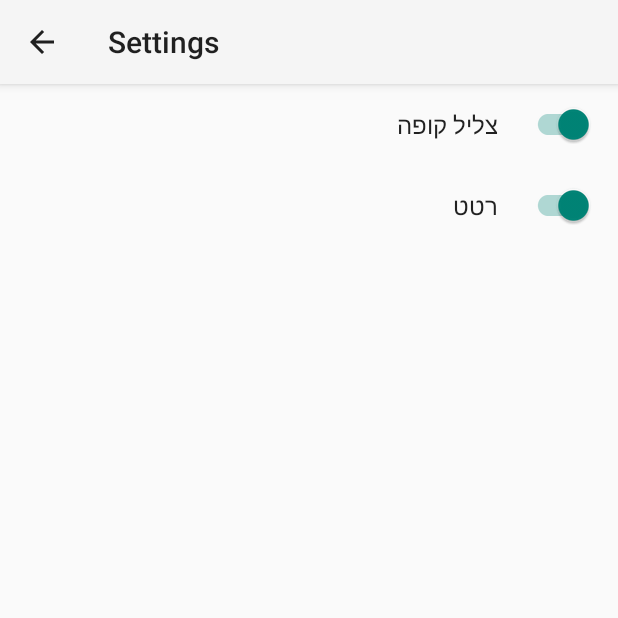
After one commit to David-Tawil/Barcode-Scanner, an Android app: the SettingsActivity screen opened directly, with no data from a screen before it, on a phone screen of 412 x 824 dp, the top half of it. The commit adds this screen. Run offline under Robolectric (Android 15) with nearby library versions, the phone set to English and light mode, and no system bars; our stand-ins replace androidx.preference.

Commit message:
add app settings

```diff
--- a/app/build.gradle
+++ b/app/build.gradle
@@ -30,11 +30,14 @@ android {
                 implementation "org.jetbrains.kotlin:kotlin-stdlib:$kotlin_version"
                // implementation 'androidx.core:core-ktx:1.3.0'
                // implementation 'androidx.appcompat:appcompat:1.1.0'
-                implementation 'com.google.android.material:material:1.1.0'
+                implementation 'com.google.android.material:material:1.2.0'
                 //androidX
                 implementation 'androidx.constraintlayout:constraintlayout:1.1.3'
+
                 implementation 'androidx.navigation:navigation-fragment-ktx:2.3.0'
                 implementation 'androidx.navigation:navigation-ui-ktx:2.3.0'
+                implementation 'androidx.preference:preference:1.1.1'
+
 
 
                 //firebase
--- a/app/src/main/java/com/example/barcodescanner/data/ItemDatabaseDao.kt
+++ b/app/src/main/java/com/example/barcodescanner/data/ItemDatabaseDao.kt
@@ -40,9 +40,9 @@ interface ItemDatabaseDao {
     fun countItems() : Int?
 
     @Query("SELECT * FROM items_table WHERE barcode1= :barcode")
-    fun getBarcode1(barcode: String): List<Item>?
+    fun getBarcode1(barcode: String): List<Item>
 
     @Query("SELECT * FROM items_table WHERE barcode2= :barcode")
-    fun getBarcode2(barcode: String): List<Item>?
+    fun getBarcode2(barcode: String): List<Item>
 
 }
--- /dev/null
+++ b/app/src/main/java/com/example/barcodescanner/settings/SettingsActivity.kt
@@ -0,0 +1,41 @@
+/*
+ * Copyright 2019 Google LLC
+ *
+ * Licensed under the Apache License, Version 2.0 (the "License");
+ * you may not use this file except in compliance with the License.
+ * You may obtain a copy of the License at
+ *
+ *     https://www.apache.org/licenses/LICENSE-2.0
+ *
+ * Unless required by applicable law or agreed to in writing, software
+ * distributed under the License is distributed on an "AS IS" BASIS,
+ * WITHOUT WARRANTIES OR CONDITIONS OF ANY KIND, either express or implied.
+ * See the License for the specific language governing permissions and
+ * limitations under the License.
+ */
+
+package com.example.barcodescanner.settings
+
+import android.os.Bundle
+import androidx.appcompat.app.AppCompatActivity
+import com.example.barcodescanner.R
+
+/** Hosts the preference fragment to configure settings.  */
+class SettingsActivity : AppCompatActivity() {
+
+    override fun onCreate(savedInstanceState: Bundle?) {
+        super.onCreate(savedInstanceState)
+
+        setContentView(R.layout.activity_settings)
+        supportActionBar?.setDisplayHomeAsUpEnabled(true)
+        supportFragmentManager
+            .beginTransaction()
+            .replace(R.id.settings_container, SettingsFragment())
+            .commit()
+    }
+
+    override fun onSupportNavigateUp(): Boolean {
+        onBackPressed()
+        return true
+    }
+}
--- /dev/null
+++ b/app/src/main/java/com/example/barcodescanner/settings/SettingsFragment.kt
@@ -0,0 +1,11 @@
+package com.example.barcodescanner.settings
+
+import android.os.Bundle
+import androidx.preference.PreferenceFragmentCompat
+import com.example.barcodescanner.R
+
+class SettingsFragment : PreferenceFragmentCompat() {
+    override fun onCreatePreferences(savedInstanceState: Bundle?, rootKey: String?) {
+        setPreferencesFromResource(R.xml.preferences, rootKey)
+    }
+}
--- a/app/src/main/java/com/example/barcodescanner/utilities/UtilTools.kt
+++ b/app/src/main/java/com/example/barcodescanner/utilities/UtilTools.kt
@@ -8,7 +8,7 @@ import android.os.VibrationEffect
 import android.os.Vibrator
 import com.google.android.gms.vision.CameraSource
 import java.lang.reflect.Field
-
+object UtilTools {
     fun vibrate(activity: Activity?) {
         @Suppress("DEPRECATION")
         when {
@@ -54,6 +54,7 @@ fun turnOffFlashLight(mCameraSource: CameraSource) {
         }
     }
 
+    @Suppress("DEPRECATION")
     private fun getCamera(cameraSource: CameraSource): Camera? {
         val declaredFields: Array<Field> = CameraSource::class.java.declaredFields
         for (field in declaredFields) {
@@ -69,3 +70,4 @@ private fun getCamera(cameraSource: CameraSource): Camera? {
         }
         return null
     }
+}
--- /dev/null
+++ b/app/src/main/res/layout/activity_settings.xml
@@ -0,0 +1,6 @@
+<?xml version="1.0" encoding="utf-8"?>
+<LinearLayout xmlns:android="http://schemas.android.com/apk/res/android"
+    android:id="@+id/settings_container"
+    android:layout_width="match_parent"
+    android:layout_height="match_parent"
+    android:orientation="vertical" />
--- a/app/src/main/res/values/strings.xml
+++ b/app/src/main/res/values/strings.xml
@@ -1,6 +1,6 @@
 <resources>
     <string name="app_name">Barcode Scanner</string>
-    <string name="action_settings">Settings</string>
+    <string name="action_settings">הגדרות</string>
     <!-- Strings used for fragments for navigation -->
     <string name="home_fragment_label">Home Fragment</string>
     <string name="scanner_fragment_label">Scanner Fragment</string>
@@ -20,5 +20,10 @@
     <string name="scan_heb">סרוק</string>
     <string name="cd_close_button">back</string>
     <string name="cd_flash_button">flash button</string>
+    <string name="pref_key_enable_sound">sound</string>
+    <string name="pref_title_enable_sound">צליל קופה</string>
+    <string name="settings_title">Settings</string>
+    <string name="pref_key_enable_vibration">vibration</string>
+    <string name="pref_title_enable_vibration">רטט</string>
 
 </resources>
--- /dev/null
+++ b/app/src/main/res/xml/preferences.xml
@@ -0,0 +1,16 @@
+<?xml version="1.0" encoding="utf-8"?>
+<androidx.preference.PreferenceScreen xmlns:android="http://schemas.android.com/apk/res/android">
+
+    <androidx.preference.SwitchPreferenceCompat
+        android:defaultValue="true"
+        android:key="@string/pref_key_enable_sound"
+        android:persistent="true"
+        android:title="@string/pref_title_enable_sound" />
+
+    <androidx.preference.SwitchPreferenceCompat
+        android:defaultValue="true"
+        android:key="@string/pref_key_enable_vibration"
+        android:persistent="true"
+        android:title="@string/pref_title_enable_vibration" />
+
+</androidx.preference.PreferenceScreen>
```
Also changed, not shown: app/src/main/AndroidManifest.xml (+12 -1 lines), app/src/main/java/com/example/barcodescanner/MainActivity.kt (+7 -2 lines), app/src/main/java/com/example/barcodescanner/ScannerFragment.kt (+23 -12 lines), app/src/main/java/com/example/barcodescanner/settings/PreferenceUtil.kt (added, +27 -0 lines). Lines whose indentation alone changed are shown as unchanged.
